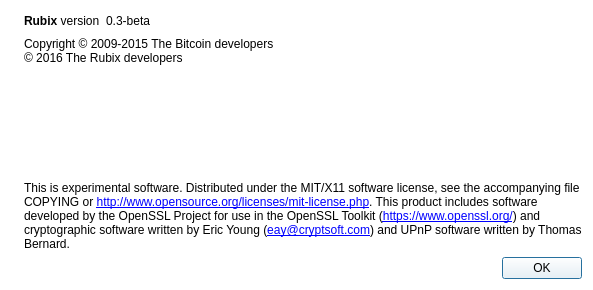
This is src/qt/forms/aboutdialog.ui in ajeef/Rubix as Qt 5 draws it before an edit. The edited form follows.
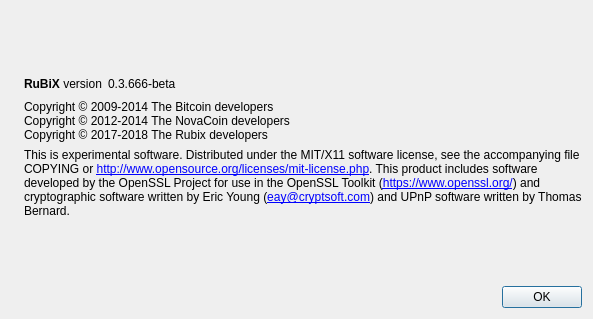
This is the edited form. Icons and pictures are not drawn.

Commit message:
Rubix-v2-protoype-01
Initial prototype of Rubix-v2

This commit is intended for use to build nodes and other network support features such as web wallets and exchanges.

This is a significant upgrade that overhauls the original Rubix blockchain into a now robust and reliable system.

Diff of the .ui file:
```diff
--- a/src/qt/forms/aboutdialog.ui
+++ b/src/qt/forms/aboutdialog.ui
@@ -7,14 +7,11 @@
     <x>0</x>
     <y>0</y>
     <width>593</width>
-    <height>290</height>
+    <height>319</height>
    </rect>
   </property>
   <property name="windowTitle">
-   <string>About Rubix</string>
-  </property>
-  <property name="styleSheet">
-   <string notr="true">background-color: rgb(255, 255, 255);</string>
+   <string>About RuBiX</string>
   </property>
   <layout class="QHBoxLayout" name="horizontalLayout_2">
    <item>
@@ -28,13 +25,23 @@
      <property name="pixmap">
       <pixmap resource="../bitcoin.qrc">:/images/about</pixmap>
      </property>
-     <property name="alignment">
-      <set>Qt::AlignLeading|Qt::AlignLeft|Qt::AlignTop</set>
-     </property>
     </widget>
    </item>
    <item>
     <layout class="QVBoxLayout" name="verticalLayout_2">
+     <item>
+      <spacer name="verticalSpacer_2">
+       <property name="orientation">
+        <enum>Qt::Vertical</enum>
+       </property>
+       <property name="sizeHint" stdset="0">
+        <size>
+         <width>20</width>
+         <height>40</height>
+        </size>
+       </property>
+      </spacer>
+     </item>
      <item>
       <layout class="QHBoxLayout" name="horizontalLayout">
        <item>
@@ -43,7 +50,7 @@
           <cursorShape>IBeamCursor</cursorShape>
          </property>
          <property name="text">
-          <string>&lt;b&gt;Rubix&lt;/b&gt; version</string>
+          <string>&lt;b&gt;RuBiX&lt;/b&gt; version</string>
          </property>
          <property name="textInteractionFlags">
           <set>Qt::LinksAccessibleByMouse|Qt::TextSelectableByKeyboard|Qt::TextSelectableByMouse</set>
@@ -56,7 +63,7 @@
           <cursorShape>IBeamCursor</cursorShape>
          </property>
          <property name="text">
-          <string notr="true">0.3-beta</string>
+          <string notr="true">0.3.666-beta</string>
          </property>
          <property name="textInteractionFlags">
           <set>Qt::LinksAccessibleByMouse|Qt::TextSelectableByKeyboard|Qt::TextSelectableByMouse</set>
@@ -84,27 +91,15 @@
         <cursorShape>IBeamCursor</cursorShape>
        </property>
        <property name="text">
-        <string>Copyright © 2009-2015 The Bitcoin developers
-© 2016 The Rubix developers</string>
+        <string>Copyright © 2009-2014 The Bitcoin developers
+Copyright © 2012-2014 The NovaCoin developers
+Copyright © 2017-2018 The Rubix developers</string>
        </property>
        <property name="textInteractionFlags">
         <set>Qt::LinksAccessibleByMouse|Qt::TextSelectableByKeyboard|Qt::TextSelectableByMouse</set>
        </property>
       </widget>
      </item>
-     <item>
-      <spacer name="verticalSpacer">
-       <property name="orientation">
-        <enum>Qt::Vertical</enum>
-       </property>
-       <property name="sizeHint" stdset="0">
-        <size>
-         <width>20</width>
-         <height>40</height>
-        </size>
-       </property>
-      </spacer>
-     </item>
      <item>
       <widget class="QLabel" name="label_2">
        <property name="cursor">
@@ -129,6 +124,19 @@
        </property>
       </widget>
      </item>
+     <item>
+      <spacer name="verticalSpacer">
+       <property name="orientation">
+        <enum>Qt::Vertical</enum>
+       </property>
+       <property name="sizeHint" stdset="0">
+        <size>
+         <width>20</width>
+         <height>40</height>
+        </size>
+       </property>
+      </spacer>
+     </item>
      <item>
       <widget class="QDialogButtonBox" name="buttonBox">
        <property name="orientation">
```
The commit also changes 701 other files.
